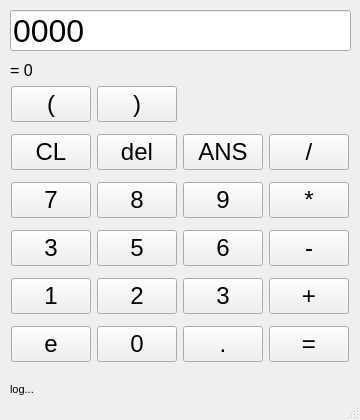
First picture: the form in MyCalculatorGUI/mainwindow.ui, repository ElMarshal/MyCalculator, before the edit.
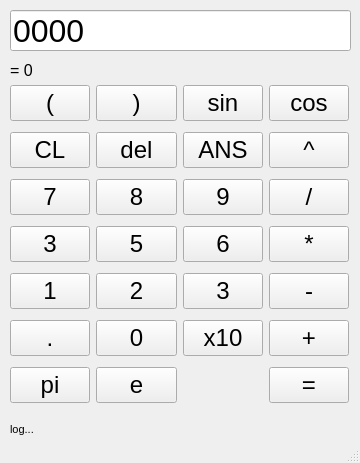
Second picture: the form after the edit.

Commit message: update the gui to add sin, cos, e and pi

```diff
--- a/MyCalculatorGUI/mainwindow.ui
+++ b/MyCalculatorGUI/mainwindow.ui
@@ -7,7 +7,7 @@
     <x>0</x>
     <y>0</y>
     <width>360</width>
-    <height>420</height>
+    <height>463</height>
    </rect>
   </property>
   <property name="windowTitle">
@@ -36,9 +36,9 @@
     <property name="geometry">
      <rect>
       <x>10</x>
-      <y>379</y>
+      <y>419</y>
       <width>341</width>
-      <height>20</height>
+      <height>21</height>
      </rect>
     </property>
     <property name="sizePolicy">
@@ -62,10 +62,10 @@
    <widget class="QWidget" name="gridLayoutWidget">
     <property name="geometry">
      <rect>
-      <x>10</x>
+      <x>9</x>
       <y>80</y>
-      <width>340</width>
-      <height>291</height>
+      <width>341</width>
+      <height>331</height>
      </rect>
     </property>
     <layout class="QGridLayout" name="gridLayout">
@@ -81,8 +81,8 @@
      <property name="verticalSpacing">
       <number>6</number>
      </property>
-     <item row="3" column="1">
-      <widget class="QPushButton" name="btn_5">
+     <item row="4" column="2">
+      <widget class="QPushButton" name="btn_3">
        <property name="sizePolicy">
         <sizepolicy hsizetype="Minimum" vsizetype="Maximum">
          <horstretch>0</horstretch>
@@ -99,123 +99,7 @@
         <bool>false</bool>
        </property>
        <property name="text">
-        <string>5</string>
-       </property>
-      </widget>
-     </item>
-     <item row="3" column="2">
-      <widget class="QPushButton" name="btn_6">
-       <property name="sizePolicy">
-        <sizepolicy hsizetype="Minimum" vsizetype="Maximum">
-         <horstretch>0</horstretch>
-         <verstretch>0</verstretch>
-        </sizepolicy>
-       </property>
-       <property name="font">
-        <font>
-         <pointsize>18</pointsize>
-         <kerning>true</kerning>
-        </font>
-       </property>
-       <property name="autoFillBackground">
-        <bool>false</bool>
-       </property>
-       <property name="text">
-        <string>6</string>
-       </property>
-      </widget>
-     </item>
-     <item row="2" column="1">
-      <widget class="QPushButton" name="btn_8">
-       <property name="sizePolicy">
-        <sizepolicy hsizetype="Minimum" vsizetype="Maximum">
-         <horstretch>0</horstretch>
-         <verstretch>0</verstretch>
-        </sizepolicy>
-       </property>
-       <property name="font">
-        <font>
-         <pointsize>18</pointsize>
-         <kerning>true</kerning>
-        </font>
-       </property>
-       <property name="autoFillBackground">
-        <bool>false</bool>
-       </property>
-       <property name="text">
-        <string>8</string>
-       </property>
-      </widget>
-     </item>
-     <item row="5" column="0">
-      <widget class="QPushButton" name="btn_e">
-       <property name="sizePolicy">
-        <sizepolicy hsizetype="Minimum" vsizetype="Maximum">
-         <horstretch>0</horstretch>
-         <verstretch>0</verstretch>
-        </sizepolicy>
-       </property>
-       <property name="maximumSize">
-        <size>
-         <width>16777215</width>
-         <height>37</height>
-        </size>
-       </property>
-       <property name="font">
-        <font>
-         <pointsize>18</pointsize>
-         <kerning>true</kerning>
-        </font>
-       </property>
-       <property name="autoFillBackground">
-        <bool>false</bool>
-       </property>
-       <property name="text">
-        <string>e</string>
-       </property>
-      </widget>
-     </item>
-     <item row="4" column="3">
-      <widget class="QPushButton" name="btn_plus">
-       <property name="sizePolicy">
-        <sizepolicy hsizetype="Minimum" vsizetype="Maximum">
-         <horstretch>0</horstretch>
-         <verstretch>0</verstretch>
-        </sizepolicy>
-       </property>
-       <property name="font">
-        <font>
-         <pointsize>18</pointsize>
-         <kerning>true</kerning>
-        </font>
-       </property>
-       <property name="autoFillBackground">
-        <bool>false</bool>
-       </property>
-       <property name="text">
-        <string>+</string>
-       </property>
-      </widget>
-     </item>
-     <item row="4" column="1">
-      <widget class="QPushButton" name="btn_2">
-       <property name="sizePolicy">
-        <sizepolicy hsizetype="Minimum" vsizetype="Maximum">
-         <horstretch>0</horstretch>
-         <verstretch>0</verstretch>
-        </sizepolicy>
-       </property>
-       <property name="font">
-        <font>
-         <pointsize>18</pointsize>
-         <kerning>true</kerning>
-        </font>
-       </property>
-       <property name="autoFillBackground">
-        <bool>false</bool>
-       </property>
-       <property name="text">
-        <string>2</string>
+        <string>3</string>
        </property>
       </widget>
      </item>
@@ -241,50 +125,6 @@
        </property>
       </widget>
      </item>
-     <item row="1" column="0">
-      <widget class="QPushButton" name="btn_cl">
-       <property name="sizePolicy">
-        <sizepolicy hsizetype="Minimum" vsizetype="Maximum">
-         <horstretch>0</horstretch>
-         <verstretch>0</verstretch>
-        </sizepolicy>
-       </property>
-       <property name="font">
-        <font>
-         <pointsize>18</pointsize>
-         <kerning>true</kerning>
-        </font>
-       </property>
-       <property name="autoFillBackground">
-        <bool>false</bool>
-       </property>
-       <property name="text">
-        <string>CL</string>
-       </property>
-      </widget>
-     </item>
-     <item row="5" column="2">
-      <widget class="QPushButton" name="btn_dot">
-       <property name="sizePolicy">
-        <sizepolicy hsizetype="Minimum" vsizetype="Maximum">
-         <horstretch>0</horstretch>
-         <verstretch>0</verstretch>
-        </sizepolicy>
-       </property>
-       <property name="font">
-        <font>
-         <pointsize>18</pointsize>
-         <kerning>true</kerning>
-        </font>
-       </property>
-       <property name="autoFillBackground">
-        <bool>false</bool>
-       </property>
-       <property name="text">
-        <string>.</string>
-       </property>
-      </widget>
-     </item>
      <item row="2" column="0">
       <widget class="QPushButton" name="btn_7">
        <property name="sizePolicy">
@@ -307,8 +147,8 @@
        </property>
       </widget>
      </item>
-     <item row="5" column="3">
-      <widget class="QPushButton" name="btn_equal">
+     <item row="1" column="1">
+      <widget class="QPushButton" name="btn_del">
        <property name="sizePolicy">
         <sizepolicy hsizetype="Minimum" vsizetype="Maximum">
          <horstretch>0</horstretch>
@@ -325,7 +165,29 @@
         <bool>false</bool>
        </property>
        <property name="text">
-        <string>=</string>
+        <string>del</string>
+       </property>
+      </widget>
+     </item>
+     <item row="3" column="1">
+      <widget class="QPushButton" name="btn_5">
+       <property name="sizePolicy">
+        <sizepolicy hsizetype="Minimum" vsizetype="Maximum">
+         <horstretch>0</horstretch>
+         <verstretch>0</verstretch>
+        </sizepolicy>
+       </property>
+       <property name="font">
+        <font>
+         <pointsize>18</pointsize>
+         <kerning>true</kerning>
+        </font>
+       </property>
+       <property name="autoFillBackground">
+        <bool>false</bool>
+       </property>
+       <property name="text">
+        <string>5</string>
        </property>
       </widget>
      </item>
@@ -351,6 +213,72 @@
        </property>
       </widget>
      </item>
+     <item row="1" column="0">
+      <widget class="QPushButton" name="btn_cl">
+       <property name="sizePolicy">
+        <sizepolicy hsizetype="Minimum" vsizetype="Maximum">
+         <horstretch>0</horstretch>
+         <verstretch>0</verstretch>
+        </sizepolicy>
+       </property>
+       <property name="font">
+        <font>
+         <pointsize>18</pointsize>
+         <kerning>true</kerning>
+        </font>
+       </property>
+       <property name="autoFillBackground">
+        <bool>false</bool>
+       </property>
+       <property name="text">
+        <string>CL</string>
+       </property>
+      </widget>
+     </item>
+     <item row="0" column="0">
+      <widget class="QPushButton" name="btn_lp">
+       <property name="sizePolicy">
+        <sizepolicy hsizetype="Minimum" vsizetype="Maximum">
+         <horstretch>0</horstretch>
+         <verstretch>0</verstretch>
+        </sizepolicy>
+       </property>
+       <property name="font">
+        <font>
+         <pointsize>18</pointsize>
+         <kerning>true</kerning>
+        </font>
+       </property>
+       <property name="autoFillBackground">
+        <bool>false</bool>
+       </property>
+       <property name="text">
+        <string>(</string>
+       </property>
+      </widget>
+     </item>
+     <item row="4" column="1">
+      <widget class="QPushButton" name="btn_2">
+       <property name="sizePolicy">
+        <sizepolicy hsizetype="Minimum" vsizetype="Maximum">
+         <horstretch>0</horstretch>
+         <verstretch>0</verstretch>
+        </sizepolicy>
+       </property>
+       <property name="font">
+        <font>
+         <pointsize>18</pointsize>
+         <kerning>true</kerning>
+        </font>
+       </property>
+       <property name="autoFillBackground">
+        <bool>false</bool>
+       </property>
+       <property name="text">
+        <string>2</string>
+       </property>
+      </widget>
+     </item>
      <item row="3" column="0">
       <widget class="QPushButton" name="btn_4">
        <property name="sizePolicy">
@@ -373,6 +301,28 @@
        </property>
       </widget>
      </item>
+     <item row="0" column="1">
+      <widget class="QPushButton" name="btn_rp">
+       <property name="sizePolicy">
+        <sizepolicy hsizetype="Minimum" vsizetype="Maximum">
+         <horstretch>0</horstretch>
+         <verstretch>0</verstretch>
+        </sizepolicy>
+       </property>
+       <property name="font">
+        <font>
+         <pointsize>18</pointsize>
+         <kerning>true</kerning>
+        </font>
+       </property>
+       <property name="autoFillBackground">
+        <bool>false</bool>
+       </property>
+       <property name="text">
+        <string>)</string>
+       </property>
+      </widget>
+     </item>
      <item row="4" column="0">
       <widget class="QPushButton" name="btn_1">
        <property name="sizePolicy">
@@ -395,8 +345,8 @@
        </property>
       </widget>
      </item>
-     <item row="1" column="3">
-      <widget class="QPushButton" name="btn_div">
+     <item row="2" column="1">
+      <widget class="QPushButton" name="btn_8">
        <property name="sizePolicy">
         <sizepolicy hsizetype="Minimum" vsizetype="Maximum">
          <horstretch>0</horstretch>
@@ -413,29 +363,7 @@
         <bool>false</bool>
        </property>
        <property name="text">
-        <string>/</string>
-       </property>
-      </widget>
-     </item>
-     <item row="1" column="1">
-      <widget class="QPushButton" name="btn_del">
-       <property name="sizePolicy">
-        <sizepolicy hsizetype="Minimum" vsizetype="Maximum">
-         <horstretch>0</horstretch>
-         <verstretch>0</verstretch>
-        </sizepolicy>
-       </property>
-       <property name="font">
-        <font>
-         <pointsize>18</pointsize>
-         <kerning>true</kerning>
-        </font>
-       </property>
-       <property name="autoFillBackground">
-        <bool>false</bool>
-       </property>
-       <property name="text">
-        <string>del</string>
+        <string>8</string>
        </property>
       </widget>
      </item>
@@ -461,8 +389,8 @@
        </property>
       </widget>
      </item>
-     <item row="2" column="3">
-      <widget class="QPushButton" name="btn_mul">
+     <item row="3" column="2">
+      <widget class="QPushButton" name="btn_6">
        <property name="sizePolicy">
         <sizepolicy hsizetype="Minimum" vsizetype="Maximum">
          <horstretch>0</horstretch>
@@ -479,11 +407,161 @@
         <bool>false</bool>
        </property>
        <property name="text">
-        <string>*</string>
+        <string>6</string>
        </property>
       </widget>
      </item>
-     <item row="3" column="3">
+     <item row="5" column="0">
+      <widget class="QPushButton" name="btn_dot">
+       <property name="sizePolicy">
+        <sizepolicy hsizetype="Minimum" vsizetype="Maximum">
+         <horstretch>0</horstretch>
+         <verstretch>0</verstretch>
+        </sizepolicy>
+       </property>
+       <property name="font">
+        <font>
+         <pointsize>18</pointsize>
+         <kerning>true</kerning>
+        </font>
+       </property>
+       <property name="autoFillBackground">
+        <bool>false</bool>
+       </property>
+       <property name="text">
+        <string>.</string>
+       </property>
+      </widget>
+     </item>
+     <item row="6" column="0">
+      <widget class="QPushButton" name="btn_pi">
+       <property name="sizePolicy">
+        <sizepolicy hsizetype="Minimum" vsizetype="Maximum">
+         <horstretch>0</horstretch>
+         <verstretch>0</verstretch>
+        </sizepolicy>
+       </property>
+       <property name="maximumSize">
+        <size>
+         <width>16777215</width>
+         <height>37</height>
+        </size>
+       </property>
+       <property name="font">
+        <font>
+         <pointsize>18</pointsize>
+         <kerning>true</kerning>
+        </font>
+       </property>
+       <property name="autoFillBackground">
+        <bool>false</bool>
+       </property>
+       <property name="text">
+        <string>pi</string>
+       </property>
+      </widget>
+     </item>
+     <item row="6" column="1">
+      <widget class="QPushButton" name="btn_e">
+       <property name="sizePolicy">
+        <sizepolicy hsizetype="Minimum" vsizetype="Maximum">
+         <horstretch>0</horstretch>
+         <verstretch>0</verstretch>
+        </sizepolicy>
+       </property>
+       <property name="maximumSize">
+        <size>
+         <width>16777215</width>
+         <height>37</height>
+        </size>
+       </property>
+       <property name="font">
+        <font>
+         <pointsize>18</pointsize>
+         <kerning>true</kerning>
+        </font>
+       </property>
+       <property name="autoFillBackground">
+        <bool>false</bool>
+       </property>
+       <property name="text">
+        <string>e</string>
+       </property>
+      </widget>
+     </item>
+     <item row="5" column="2">
+      <widget class="QPushButton" name="btn_exp">
+       <property name="sizePolicy">
+        <sizepolicy hsizetype="Minimum" vsizetype="Maximum">
+         <horstretch>0</horstretch>
+         <verstretch>0</verstretch>
+        </sizepolicy>
+       </property>
+       <property name="maximumSize">
+        <size>
+         <width>16777215</width>
+         <height>37</height>
+        </size>
+       </property>
+       <property name="font">
+        <font>
+         <pointsize>18</pointsize>
+         <kerning>true</kerning>
+        </font>
+       </property>
+       <property name="autoFillBackground">
+        <bool>false</bool>
+       </property>
+       <property name="text">
+        <string>x10</string>
+       </property>
+      </widget>
+     </item>
+     <item row="6" column="3">
+      <widget class="QPushButton" name="btn_equal">
+       <property name="sizePolicy">
+        <sizepolicy hsizetype="Minimum" vsizetype="Maximum">
+         <horstretch>0</horstretch>
+         <verstretch>0</verstretch>
+        </sizepolicy>
+       </property>
+       <property name="font">
+        <font>
+         <pointsize>18</pointsize>
+         <kerning>true</kerning>
+        </font>
+       </property>
+       <property name="autoFillBackground">
+        <bool>false</bool>
+       </property>
+       <property name="text">
+        <string>=</string>
+       </property>
+      </widget>
+     </item>
+     <item row="5" column="3">
+      <widget class="QPushButton" name="btn_plus">
+       <property name="sizePolicy">
+        <sizepolicy hsizetype="Minimum" vsizetype="Maximum">
+         <horstretch>0</horstretch>
+         <verstretch>0</verstretch>
+        </sizepolicy>
+       </property>
+       <property name="font">
+        <font>
+         <pointsize>18</pointsize>
+         <kerning>true</kerning>
+        </font>
+       </property>
+       <property name="autoFillBackground">
+        <bool>false</bool>
+       </property>
+       <property name="text">
+        <string>+</string>
+       </property>
+      </widget>
+     </item>
+     <item row="4" column="3">
       <widget class="QPushButton" name="btn_minus">
        <property name="sizePolicy">
         <sizepolicy hsizetype="Minimum" vsizetype="Maximum">
@@ -505,8 +583,8 @@
        </property>
       </widget>
      </item>
-     <item row="4" column="2">
-      <widget class="QPushButton" name="btn_3">
+     <item row="3" column="3">
+      <widget class="QPushButton" name="btn_mul">
        <property name="sizePolicy">
         <sizepolicy hsizetype="Minimum" vsizetype="Maximum">
          <horstretch>0</horstretch>
@@ -523,12 +601,12 @@
         <bool>false</bool>
        </property>
        <property name="text">
-        <string>3</string>
+        <string>*</string>
        </property>
       </widget>
      </item>
-     <item row="0" column="0">
-      <widget class="QPushButton" name="btn_lp">
+     <item row="2" column="3">
+      <widget class="QPushButton" name="btn_div">
        <property name="sizePolicy">
         <sizepolicy hsizetype="Minimum" vsizetype="Maximum">
          <horstretch>0</horstretch>
@@ -545,18 +623,24 @@
         <bool>false</bool>
        </property>
        <property name="text">
-        <string>(</string>
+        <string>/</string>
        </property>
       </widget>
      </item>
-     <item row="0" column="1">
-      <widget class="QPushButton" name="btn_rp">
+     <item row="1" column="3">
+      <widget class="QPushButton" name="btn_pow">
        <property name="sizePolicy">
         <sizepolicy hsizetype="Minimum" vsizetype="Maximum">
          <horstretch>0</horstretch>
          <verstretch>0</verstretch>
         </sizepolicy>
        </property>
+       <property name="maximumSize">
+        <size>
+         <width>16777215</width>
+         <height>37</height>
+        </size>
+       </property>
        <property name="font">
         <font>
          <pointsize>18</pointsize>
@@ -567,7 +651,63 @@
         <bool>false</bool>
        </property>
        <property name="text">
-        <string>)</string>
+        <string>^</string>
+       </property>
+      </widget>
+     </item>
+     <item row="0" column="2">
+      <widget class="QPushButton" name="btn_sin">
+       <property name="sizePolicy">
+        <sizepolicy hsizetype="Minimum" vsizetype="Maximum">
+         <horstretch>0</horstretch>
+         <verstretch>0</verstretch>
+        </sizepolicy>
+       </property>
+       <property name="maximumSize">
+        <size>
+         <width>16777215</width>
+         <height>37</height>
+        </size>
+       </property>
+       <property name="font">
+        <font>
+         <pointsize>18</pointsize>
+         <kerning>true</kerning>
+        </font>
+       </property>
+       <property name="autoFillBackground">
+        <bool>false</bool>
+       </property>
+       <property name="text">
+        <string>sin</string>
+       </property>
+      </widget>
+     </item>
+     <item row="0" column="3">
+      <widget class="QPushButton" name="btn_cos">
+       <property name="sizePolicy">
+        <sizepolicy hsizetype="Minimum" vsizetype="Maximum">
+         <horstretch>0</horstretch>
+         <verstretch>0</verstretch>
+        </sizepolicy>
+       </property>
+       <property name="maximumSize">
+        <size>
+         <width>16777215</width>
+         <height>37</height>
+        </size>
+       </property>
+       <property name="font">
+        <font>
+         <pointsize>18</pointsize>
+         <kerning>true</kerning>
+        </font>
+       </property>
+       <property name="autoFillBackground">
+        <bool>false</bool>
+       </property>
+       <property name="text">
+        <string>cos</string>
        </property>
       </widget>
      </item>
@@ -577,13 +717,6 @@
     <zorder>btn_cl</zorder>
     <zorder>btn_del</zorder>
     <zorder>btn_ans</zorder>
-    <zorder>btn_equal</zorder>
-    <zorder>btn_div</zorder>
-    <zorder>btn_mul</zorder>
-    <zorder>btn_minus</zorder>
-    <zorder>btn_plus</zorder>
-    <zorder>btn_dot</zorder>
-    <zorder>btn_e</zorder>
     <zorder>btn_9</zorder>
     <zorder>btn_8</zorder>
     <zorder>btn_7</zorder>
@@ -594,6 +727,18 @@
     <zorder>btn_2</zorder>
     <zorder>btn_1</zorder>
     <zorder>btn_0</zorder>
+    <zorder>btn_dot</zorder>
+    <zorder>btn_pi</zorder>
+    <zorder>btn_e</zorder>
+    <zorder>btn_exp</zorder>
+    <zorder>btn_equal</zorder>
+    <zorder>btn_plus</zorder>
+    <zorder>btn_minus</zorder>
+    <zorder>btn_mul</zorder>
+    <zorder>btn_div</zorder>
+    <zorder>btn_pow</zorder>
+    <zorder>btn_sin</zorder>
+    <zorder>btn_cos</zorder>
    </widget>
    <widget class="QLabel" name="lbl_result">
     <property name="geometry">
```
Left out of the diff: 9 changed lines with no effect on the pictures. The commit also changes 2 other files.
